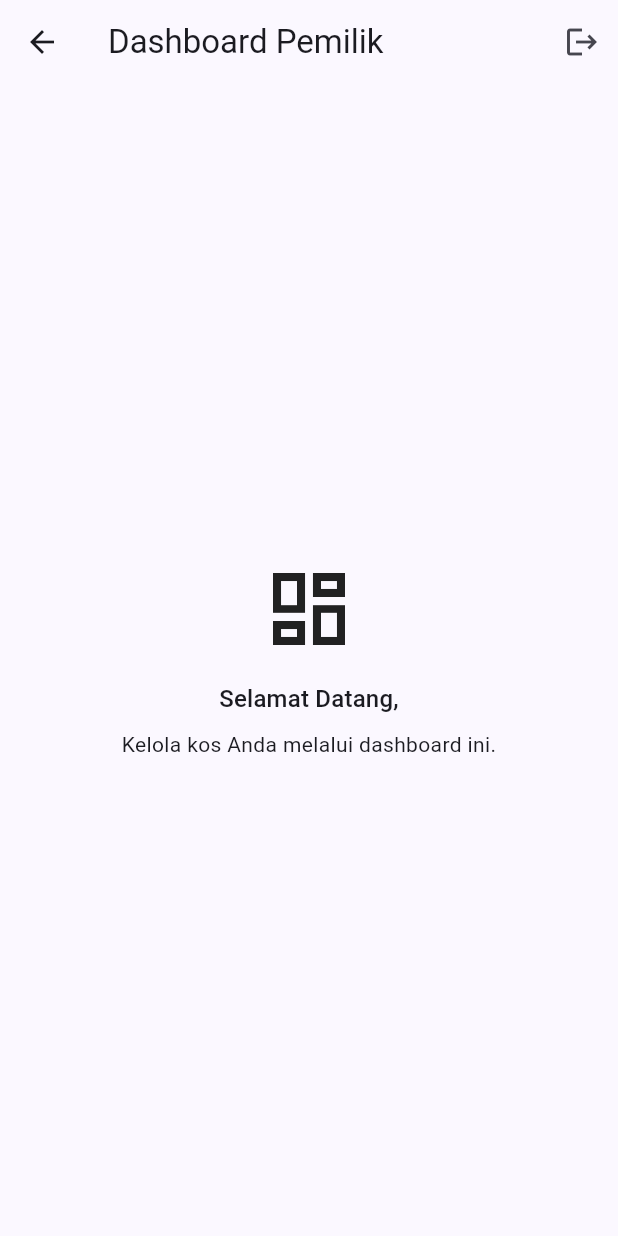
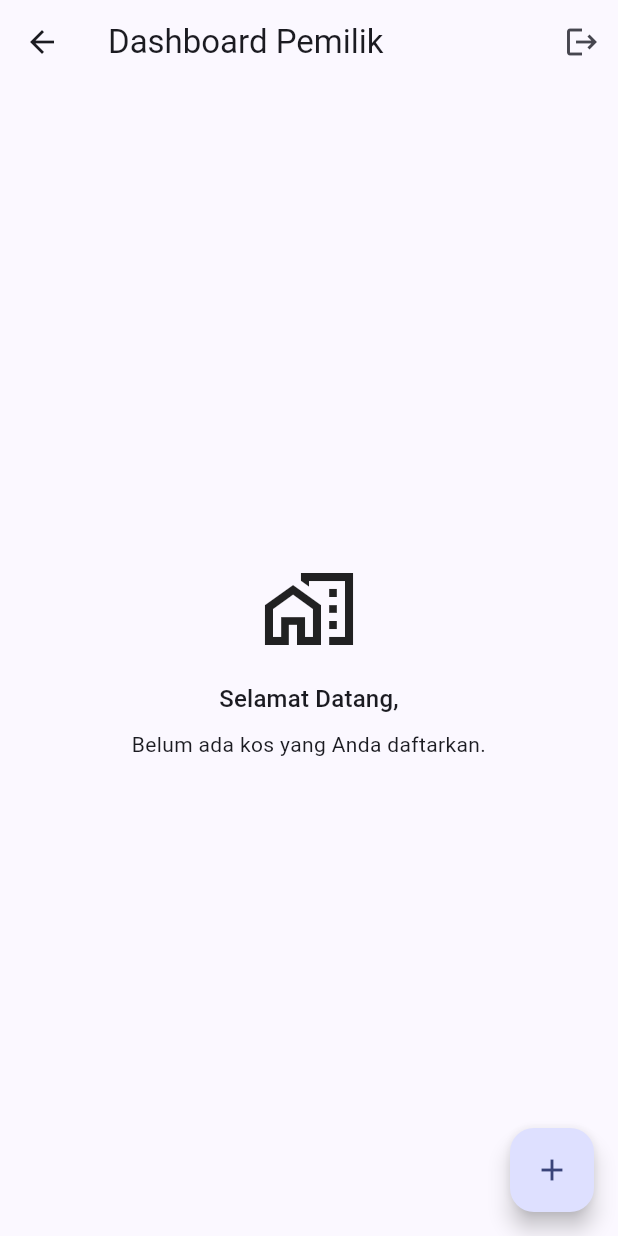
Before and after one commit to theresiadariuss/kosfinder, a Flutter app: the OwnerDashboardScreen screen opened directly, on a phone screen of 412 x 824 dp. Run offline on Flutter 3.47's test engine with Material 3 defaults, Android fonts, the phone set to English and light mode, and no system bars; our stand-ins replace supabase_flutter; accounts and stored records are empty.

Commit message:
T13: KosFormScreen tambah kos, daftar kos di OwnerDashboardScreen (US05-AC1, US05-AC2)

```diff
--- a/lib/screens/owner_dashboard_screen.dart
+++ b/lib/screens/owner_dashboard_screen.dart
@@ -2,22 +2,59 @@ import 'package:flutter/material.dart';
 import 'package:provider/provider.dart';
 
 import '../providers/auth_provider.dart';
+import '../providers/owner_kos_provider.dart';
+import 'kos_form_screen.dart';
 
-/// Owner dashboard screen skeleton with logout functionality (US04-AC2, US04-AC4).
-class OwnerDashboardScreen extends StatelessWidget {
+/// Owner dashboard screen displaying the owner's kos list and management actions (US04, US05).
+class OwnerDashboardScreen extends StatefulWidget {
   const OwnerDashboardScreen({super.key});
 
-  Future<void> _logout(BuildContext context) async {
-    await context.read<AuthProvider>().signOut();
-    if (context.mounted) {
-      Navigator.of(context).pop();
+  @override
+  State<OwnerDashboardScreen> createState() => _OwnerDashboardScreenState();
+}
+
+class _OwnerDashboardScreenState extends State<OwnerDashboardScreen> {
+  @override
+  void initState() {
+    super.initState();
+    WidgetsBinding.instance.addPostFrameCallback((_) {
+      if (!mounted) return;
+      final user = Provider.of<AuthProvider?>(context, listen: false)?.currentUser;
+      final ownerProvider = Provider.of<OwnerKosProvider?>(context, listen: false);
+      if (user != null && ownerProvider != null) {
+        ownerProvider.loadOwnerKos(user.id);
+      }
+    });
+  }
+
+  Future<void> _logout() async {
+    final auth = Provider.of<AuthProvider?>(context, listen: false);
+    if (auth != null) {
+      await auth.signOut();
+    }
+    if (!mounted) return;
+    Navigator.of(context).pop();
+  }
+
+  Future<void> _openAddKos(String? userId) async {
+    if (userId == null) return;
+    final result = await Navigator.of(context).push<bool>(
+      MaterialPageRoute<bool>(
+        builder: (_) => KosFormScreen(ownerId: userId),
+      ),
+    );
+    if (!mounted) return;
+    if (result == true) {
+      final ownerProvider = Provider.of<OwnerKosProvider?>(context, listen: false);
+      ownerProvider?.loadOwnerKos(userId);
     }
   }
 
   @override
   Widget build(BuildContext context) {
-    final authProvider = context.watch<AuthProvider>();
-    final user = authProvider.currentUser;
+    final authProvider = Provider.of<AuthProvider?>(context);
+    final ownerProvider = Provider.of<OwnerKosProvider?>(context);
+    final user = authProvider?.currentUser;
 
     return Scaffold(
       appBar: AppBar(
@@ -27,32 +64,105 @@ class OwnerDashboardScreen extends StatelessWidget {
             key: const Key('logout_button'),
             tooltip: 'Keluar',
             icon: const Icon(Icons.logout),
-            onPressed: () => _logout(context),
+            onPressed: _logout,
           ),
         ],
       ),
-      body: Center(
+      body: _buildBody(context, ownerProvider, user?.email),
+      floatingActionButton: FloatingActionButton(
+        key: const Key('add_kos_fab'),
+        tooltip: 'Tambah Kos',
+        onPressed: () => _openAddKos(user?.id),
+        child: const Icon(Icons.add),
+      ),
+    );
+  }
+
+  Widget _buildBody(
+    BuildContext context,
+    OwnerKosProvider? provider,
+    String? email,
+  ) {
+    if (provider != null && provider.isLoading) {
+      return const Center(child: CircularProgressIndicator());
+    }
+
+    if (provider != null && provider.errorMessage != null) {
+      return Center(
         child: Padding(
           padding: const EdgeInsets.all(24),
           child: Column(
             mainAxisSize: MainAxisSize.min,
             children: [
-              const Icon(Icons.dashboard_outlined, size: 64),
+              Icon(
+                Icons.error_outline,
+                size: 48,
+                color: Theme.of(context).colorScheme.error,
+              ),
+              const SizedBox(height: 12),
+              Text(
+                provider.errorMessage!,
+                textAlign: TextAlign.center,
+              ),
+              const SizedBox(height: 16),
+              ElevatedButton.icon(
+                onPressed: () {
+                  final user = Provider.of<AuthProvider?>(context, listen: false)?.currentUser;
+                  if (user != null) {
+                    provider.loadOwnerKos(user.id);
+                  }
+                },
+                icon: const Icon(Icons.refresh),
+                label: const Text('Coba Lagi'),
+              ),
+            ],
+          ),
+        ),
+      );
+    }
+
+    if (provider == null || provider.ownerKosList.isEmpty) {
+      return Center(
+        child: Padding(
+          padding: const EdgeInsets.all(24),
+          child: Column(
+            mainAxisSize: MainAxisSize.min,
+            children: [
+              const Icon(Icons.home_work_outlined, size: 64),
               const SizedBox(height: 16),
               Text(
-                'Selamat Datang, ${user?.email ?? "Pemilik"}',
+                'Selamat Datang, ${email ?? "Pemilik"}',
                 style: Theme.of(context).textTheme.titleMedium,
                 textAlign: TextAlign.center,
               ),
               const SizedBox(height: 8),
               const Text(
-                'Kelola kos Anda melalui dashboard ini.',
+                'Belum ada kos yang Anda daftarkan.',
                 textAlign: TextAlign.center,
               ),
             ],
           ),
         ),
-      ),
+      );
+    }
+
+    return ListView.builder(
+      padding: const EdgeInsets.symmetric(vertical: 8),
+      itemCount: provider.ownerKosList.length,
+      itemBuilder: (context, index) {
+        final kos = provider.ownerKosList[index];
+        return Card(
+          key: Key('owner_kos_card_${kos.id}'),
+          margin: const EdgeInsets.symmetric(horizontal: 16, vertical: 6),
+          child: ListTile(
+            title: Text(
+              kos.name,
+              style: const TextStyle(fontWeight: FontWeight.bold),
+            ),
+            subtitle: Text('${kos.area} · ${kos.formattedPricePerMonth}'),
+          ),
+        );
+      },
     );
   }
 }
```
Also changed, not shown: lib/screens/kos_form_screen.dart (added, +271 -0 lines), 1 other file.
